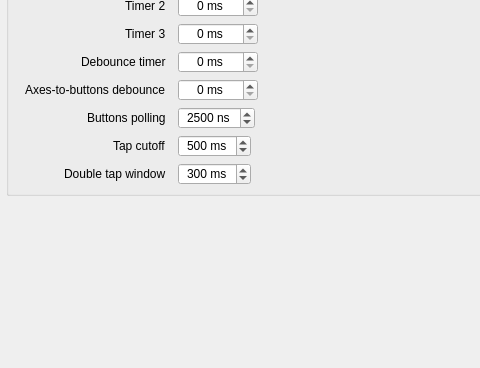
This is src/widgets/shifts-timers/shiftstimersconfig.ui in anpeaco/FreeJoyXConfiguratorQt as Qt 5 draws it before an edit; both pictures show x 0 to 480 and y 272 to 640 of the 1240 by 640 pixel window. The edited form follows.
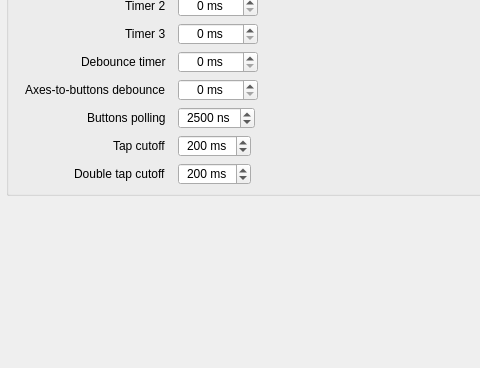
This is the edited form.

Commit message: Shifts & Timers tab: rename "Double tap window" -> "Double tap cutoff", default 200ms

The edit to the form file:
```diff
--- a/src/widgets/shifts-timers/shiftstimersconfig.ui
+++ b/src/widgets/shifts-timers/shiftstimersconfig.ui
@@ -513,12 +513,12 @@
         <property name="suffix"><string> ms</string></property>
         <property name="minimum"><number>100</number></property>
         <property name="maximum"><number>5000</number></property>
-        <property name="value"><number>500</number></property>
+        <property name="value"><number>200</number></property>
        </widget>
       </item>
 
       <item row="7" column="0">
-       <widget class="QLabel" name="text_doubleTap"><property name="text"><string>Double tap window</string></property></widget>
+       <widget class="QLabel" name="text_doubleTap"><property name="text"><string>Double tap cutoff</string></property></widget>
       </item>
       <item row="7" column="1">
        <widget class="QSpinBox" name="spinBox_DoubleTapWindow">
@@ -527,7 +527,7 @@
         <property name="suffix"><string> ms</string></property>
         <property name="minimum"><number>100</number></property>
         <property name="maximum"><number>2000</number></property>
-        <property name="value"><number>300</number></property>
+        <property name="value"><number>200</number></property>
        </widget>
       </item>
      </layout>
```
